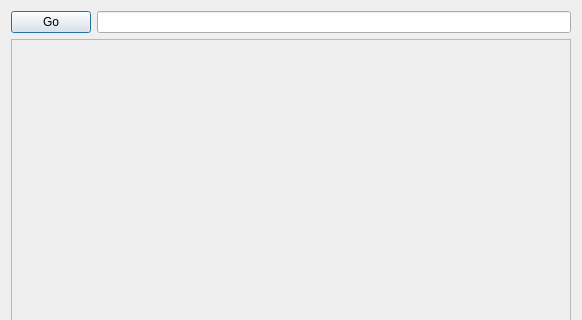
0xzer0x/quran-companion, file src/widgets/searchdialog.ui: the form before one commit; both pictures show x 0 to 582 and y 0 to 320 of the 582 by 552 pixel window.
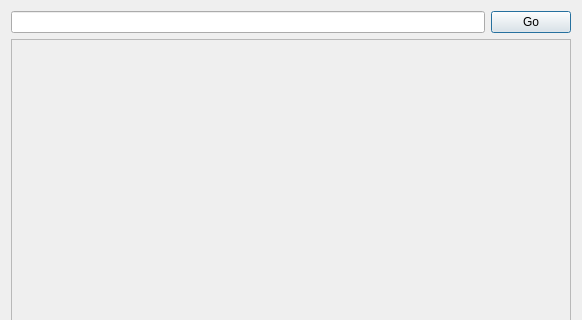
The form after the commit.

Commit message: translation and search dialog updates

What changed in the file:
```diff
--- a/src/widgets/searchdialog.ui
+++ b/src/widgets/searchdialog.ui
@@ -16,6 +16,9 @@
   <layout class="QVBoxLayout" name="verticalLayout">
    <item>
     <layout class="QHBoxLayout" name="horizontalLayout">
+     <item>
+      <widget class="QLineEdit" name="ledSearchBar"/>
+     </item>
      <item>
       <widget class="QPushButton" name="btnSrch">
        <property name="text">
@@ -23,9 +26,6 @@
        </property>
       </widget>
      </item>
-     <item>
-      <widget class="QLineEdit" name="ledSearchBar"/>
-     </item>
     </layout>
    </item>
    <item>
```
The commit also changes 10 other files.
